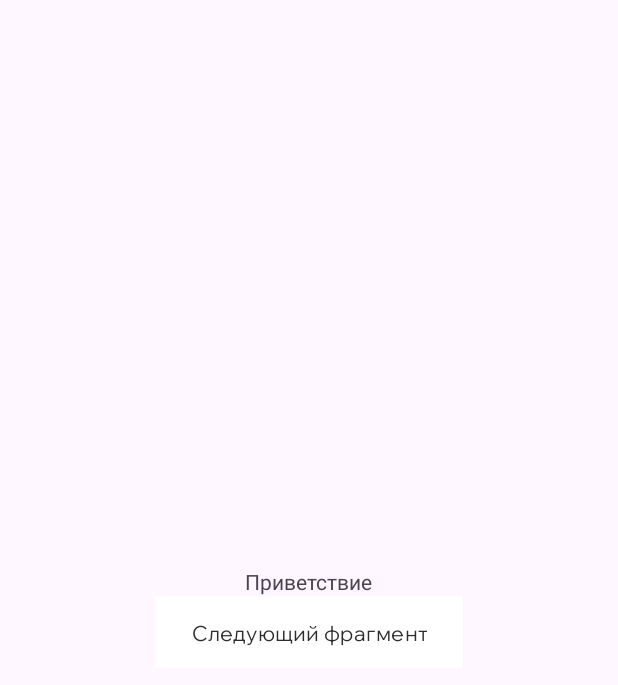
After one commit to Pineapple-Practice-Mira/Android-App, an Android app: the GreetingFragment screen opened through its navigation route, on a phone screen of 412 x 824 dp. The commit adds this screen. Shown: the top 685 px of the screen. Run offline under Robolectric (Android 15) with nearby library versions, the light colour scheme and no system bars.

Commit message:
Навигация по приветственной части. Так же фрагменты заглушки под экраны: SplashFragment - загрузка лого InterNameFragment - экран ввода имени GreetingFragment - экран приветствия

```diff
--- a/app/build.gradle
+++ b/app/build.gradle
@@ -51,4 +51,8 @@ dependencies {
 
     //CircleIndicator for ViewPager
     implementation 'me.relex:circleindicator:2.1.6'
+
+    //Fragment navigation
+    implementation 'androidx.navigation:navigation-fragment-ktx:2.6.0'
+    implementation "androidx.navigation:navigation-ui-ktx:2.6.0"
 }
--- a/app/src/main/java/site/pnpl/mira/ui/greeting/GreetingActivity.kt
+++ b/app/src/main/java/site/pnpl/mira/ui/greeting/GreetingActivity.kt
@@ -2,29 +2,25 @@ package site.pnpl.mira.ui.greeting
 
 import androidx.appcompat.app.AppCompatActivity
 import android.os.Bundle
-import androidx.fragment.app.Fragment
-import site.pnpl.mira.ui.greeting.fragments.AcquaintanceFragment
+import androidx.navigation.NavController
+import androidx.navigation.fragment.NavHostFragment
 import site.pnpl.mira.utils.HideNavigationBars
 import site.pnpl.sayana.R
 import site.pnpl.sayana.databinding.ActivityGreetingBinding
 
 class GreetingActivity : AppCompatActivity() {
     private lateinit var binding: ActivityGreetingBinding
+    lateinit var navController: NavController
 
     override fun onCreate(savedInstanceState: Bundle?) {
         super.onCreate(savedInstanceState)
         binding = ActivityGreetingBinding.inflate(layoutInflater)
         setContentView(binding.root)
 
-        startFragment(AcquaintanceFragment())
+        val navHostFragment = supportFragmentManager.findFragmentById(R.id.navHostFragment) as NavHostFragment
+        navController = navHostFragment.navController
+
         HideNavigationBars.hide(window, binding.root)
-
     }
 
-    fun startFragment(fragment: Fragment) {
-        supportFragmentManager
-            .beginTransaction()
-            .replace(R.id.fragmentPlaceholder, fragment)
-            .commit()
-    }
 }
--- /dev/null
+++ b/app/src/main/java/site/pnpl/mira/ui/greeting/fragments/GreetingFragment.kt
@@ -0,0 +1,35 @@
+package site.pnpl.mira.ui.greeting.fragments
+
+import android.os.Bundle
+import androidx.fragment.app.Fragment
+import android.view.LayoutInflater
+import android.view.View
+import android.view.ViewGroup
+import site.pnpl.mira.ui.greeting.GreetingActivity
+import site.pnpl.sayana.R
+import site.pnpl.sayana.databinding.FragmentGreetingBinding
+
+class GreetingFragment : Fragment() {
+    private var _binding: FragmentGreetingBinding? = null
+    private val binding get() = _binding!!
+
+    override fun onCreateView(
+        inflater: LayoutInflater, container: ViewGroup?,
+        savedInstanceState: Bundle?
+    ): View {
+        _binding = FragmentGreetingBinding.inflate(inflater, container, false)
+        return binding.root
+    }
+
+    override fun onViewCreated(view: View, savedInstanceState: Bundle?) {
+        super.onViewCreated(view, savedInstanceState)
+        binding.next.setOnClickListener {
+            (activity as GreetingActivity).navController.navigate(R.id.action_greetingFragment_to_acquaintanceFragment)
+        }
+    }
+
+    override fun onDestroyView() {
+        super.onDestroyView()
+        _binding = null
+    }
+}
--- /dev/null
+++ b/app/src/main/java/site/pnpl/mira/ui/greeting/fragments/SplashFragment.kt
@@ -0,0 +1,35 @@
+package site.pnpl.mira.ui.greeting.fragments
+
+import android.os.Bundle
+import androidx.fragment.app.Fragment
+import android.view.LayoutInflater
+import android.view.View
+import android.view.ViewGroup
+import site.pnpl.mira.ui.greeting.GreetingActivity
+import site.pnpl.sayana.R
+import site.pnpl.sayana.databinding.FragmentSplashBinding
+
+class SplashFragment : Fragment() {
+    private var _binding: FragmentSplashBinding? = null
+    private val binding get() = _binding!!
+
+    override fun onCreateView(
+        inflater: LayoutInflater, container: ViewGroup?,
+        savedInstanceState: Bundle?
+    ): View {
+        _binding = FragmentSplashBinding.inflate(inflater, container, false)
+        return binding.root
+    }
+
+    override fun onViewCreated(view: View, savedInstanceState: Bundle?) {
+        super.onViewCreated(view, savedInstanceState)
+        binding.next.setOnClickListener {
+            (activity as GreetingActivity).navController.navigate(R.id.action_splashFragment_to_interNameFragment)
+        }
+    }
+
+    override fun onDestroyView() {
+        super.onDestroyView()
+        _binding = null
+    }
+}
--- a/app/src/main/res/layout/activity_greeting.xml
+++ b/app/src/main/res/layout/activity_greeting.xml
@@ -4,15 +4,15 @@
     xmlns:tools="http://schemas.android.com/tools"
     android:layout_width="match_parent"
     android:layout_height="match_parent"
+    android:gravity="center"
     tools:context="site.pnpl.mira.ui.greeting.GreetingActivity">
 
-    <FrameLayout
-        android:id="@+id/fragmentPlaceholder"
+    <androidx.fragment.app.FragmentContainerView
+        android:id="@+id/navHostFragment"
+        android:name="androidx.navigation.fragment.NavHostFragment"
         android:layout_width="match_parent"
-        android:layout_height="0dp"
-        app:layout_constraintBottom_toBottomOf="parent"
-        app:layout_constraintEnd_toEndOf="parent"
-        app:layout_constraintStart_toStartOf="parent"
-        app:layout_constraintTop_toTopOf="parent" />
+        android:layout_height="match_parent"
+        app:defaultNavHost="true"
 
+        app:navGraph="@navigation/navigation_greeting"/>
 </androidx.constraintlayout.widget.ConstraintLayout>
--- /dev/null
+++ b/app/src/main/res/layout/fragment_greeting.xml
@@ -0,0 +1,22 @@
+<?xml version="1.0" encoding="utf-8"?>
+<LinearLayout xmlns:android="http://schemas.android.com/apk/res/android"
+    xmlns:app="http://schemas.android.com/apk/res-auto"
+    xmlns:tools="http://schemas.android.com/tools"
+    android:layout_width="match_parent"
+    android:layout_height="match_parent"
+    android:orientation="vertical"
+    android:gravity="center">
+
+    <TextView
+        android:layout_width="wrap_content"
+        android:layout_height="wrap_content"
+        android:text="Приветствие"/>
+    <Button
+        android:id="@+id/next"
+        android:layout_width="wrap_content"
+        android:layout_height="wrap_content"
+        style="@style/Body14"
+        android:background="@color/primary"
+        android:text="Следующий фрагмент"/>
+
+</LinearLayout>
--- /dev/null
+++ b/app/src/main/res/navigation/navigation_greeting.xml
@@ -0,0 +1,46 @@
+<?xml version="1.0" encoding="utf-8"?>
+<navigation xmlns:android="http://schemas.android.com/apk/res/android"
+    xmlns:app="http://schemas.android.com/apk/res-auto"
+    xmlns:tools="http://schemas.android.com/tools"
+    android:id="@+id/menu_navigation.xml"
+    app:startDestination="@id/splashFragment">
+
+    <fragment
+        android:id="@+id/splashFragment"
+        android:name="site.pnpl.mira.ui.greeting.fragments.SplashFragment"
+        android:label="SplashFragment"
+        tools:layout="@layout/fragment_splash">
+        <action
+            android:id="@+id/action_splashFragment_to_interNameFragment"
+            app:destination="@id/interNameFragment"
+            app:enterAnim="@android:anim/fade_in"
+            app:exitAnim="@android:anim/fade_out" />
+    </fragment>
+    <fragment
+        android:id="@+id/interNameFragment"
+        android:name="site.pnpl.mira.ui.greeting.fragments.InterNameFragment"
+        android:label="InterNameFragment"
+        tools:layout="@layout/fragment_inter_name">
+        <action
+            android:id="@+id/action_interNameFragment_to_greetingFragment"
+            app:destination="@id/greetingFragment"
+            app:enterAnim="@android:anim/fade_in"
+            app:exitAnim="@android:anim/fade_out"/>
+    </fragment>
+    <fragment
+        android:id="@+id/greetingFragment"
+        android:name="site.pnpl.mira.ui.greeting.fragments.GreetingFragment"
+        android:label="GreetingFragment"
+        tools:layout="@layout/fragment_greeting">
+        <action
+            android:id="@+id/action_greetingFragment_to_acquaintanceFragment"
+            app:destination="@id/acquaintanceFragment"
+            app:enterAnim="@android:anim/fade_in"
+            app:exitAnim="@android:anim/fade_out"/>
+    </fragment>
+    <fragment
+        android:id="@+id/acquaintanceFragment"
+        android:name="site.pnpl.mira.ui.greeting.fragments.AcquaintanceFragment"
+        android:label="AcquaintanceFragment"
+        tools:layout="@layout/fragment_acquaintance"/>
+</navigation>
```
Also changed, not shown: app/src/main/java/site/pnpl/mira/ui/greeting/fragments/InterNameFragment.kt (added, +35 -0 lines), app/src/main/res/layout/fragment_inter_name.xml (added, +22 -0 lines), app/src/main/res/layout/fragment_splash.xml (added, +22 -0 lines), app/src/main/res/values-night/themes.xml (deleted, +0 -38 lines), app/src/main/res/values/themes.xml (line endings or trailing spaces).
